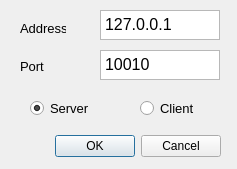
Above: connDialog.ui from Eandrju/pingpongo before the change. Below: the same form after it.
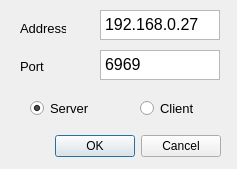
That is the form after the change.

The edit to the form file:
```diff
--- a/connDialog.ui
+++ b/connDialog.ui
@@ -71,7 +71,7 @@
     <enum>QAbstractScrollArea::AdjustIgnored</enum>
    </property>
    <property name="plainText">
-    <string>127.0.0.1</string>
+    <string>192.168.0.27</string>
    </property>
   </widget>
   <widget class="QRadioButton" name="serverRadio">
@@ -185,7 +185,7 @@
     <enum>QAbstractScrollArea::AdjustIgnored</enum>
    </property>
    <property name="plainText">
-    <string>10010</string>
+    <string>6969</string>
    </property>
   </widget>
  </widget>
```
